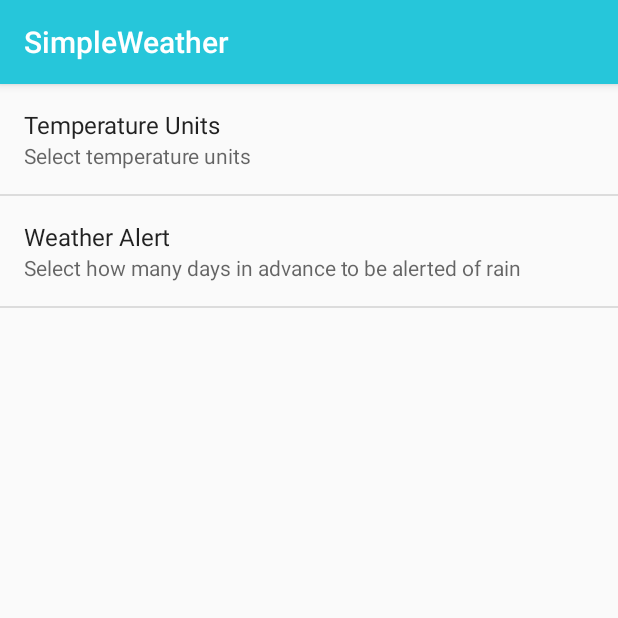
After one commit to hasansidd/SimpleWeather, an Android app: the SettingsActivity screen opened directly, with no data from a screen before it, on a phone screen of 412 x 824 dp, the top half of it. The commit adds this screen. Run offline under Robolectric (Android 15) with nearby library versions, the phone set to English and light mode, and no system bars.

Commit message:
added settings menu, updated to bundle notifications

```diff
--- a/app/build.gradle
+++ b/app/build.gradle
@@ -23,8 +23,8 @@ android {
         applicationId "com.siddapps.android.simpeweather"
         minSdkVersion 19
         targetSdkVersion 26
-        versionCode 15
-        versionName "2.3"
+        versionCode 16
+        versionName "2.4"
         testInstrumentationRunner "android.support.test.runner.AndroidJUnitRunner"
         vectorDrawables.useSupportLibrary = true
 
--- /dev/null
+++ b/app/src/main/java/com/siddapps/android/simpleweather/settings/SettingsActivity.java
@@ -0,0 +1,17 @@
+package com.siddapps.android.simpleweather.settings;
+
+import android.os.Bundle;
+import android.support.annotation.Nullable;
+import android.support.v7.app.AppCompatActivity;
+
+
+public class SettingsActivity extends AppCompatActivity {
+
+    @Override
+    protected void onCreate(@Nullable Bundle savedInstanceState) {
+        super.onCreate(savedInstanceState);
+        getFragmentManager().beginTransaction()
+                .replace(android.R.id.content, new SettingsFragment())
+                .commit();
+    }
+}
--- /dev/null
+++ b/app/src/main/java/com/siddapps/android/simpleweather/settings/SettingsFragment.java
@@ -0,0 +1,15 @@
+package com.siddapps.android.simpleweather.settings;
+
+import android.os.Bundle;
+import android.preference.PreferenceFragment;
+import android.support.annotation.Nullable;
+
+import com.siddapps.android.simpleweather.R;
+
+public class SettingsFragment extends PreferenceFragment {
+    @Override
+    public void onCreate(@Nullable Bundle savedInstanceState) {
+        super.onCreate(savedInstanceState);
+        addPreferencesFromResource(R.xml.preferences);
+    }
+}
--- a/app/src/main/res/menu/weather_detail_menu.xml
+++ b/app/src/main/res/menu/weather_detail_menu.xml
@@ -7,5 +7,9 @@
         android:title="@string/enable_weather_notification"
         android:icon="@drawable/alarm"
         app:showAsAction="always"/>
+    <item
+        android:id="@+id/settings"
+        android:title="@string/settings"
+        app:showAsAction="never"/>
 
 </menu>
--- a/app/src/main/res/menu/weather_menu.xml
+++ b/app/src/main/res/menu/weather_menu.xml
@@ -3,8 +3,8 @@
       xmlns:app="http://schemas.android.com/apk/res-auto">
 
     <item
-        android:id="@+id/temperature_setting"
-        android:title="Units (°F)"
-        app:showAsAction="ifRoom"/>
+        android:id="@+id/settings"
+        android:title="@string/settings"
+        app:showAsAction="never"/>
 
 </menu>
--- /dev/null
+++ b/app/src/main/res/values/arrays.xml
@@ -0,0 +1,29 @@
+<?xml version="1.0" encoding="utf-8"?>
+<resources>
+    <!-- List preference display values -->
+    <string-array name="pref_temp_entries">
+        <item>@string/units_f</item>
+        <item>@string/units_c</item>
+    </string-array>
+    <!-- List preference select values -->
+    <string-array name="pref_temp_values">
+        <item>@string/pref_temp_units_f</item>
+        <item>@string/pref_temp_units_c</item>
+    </string-array>
+
+    <string-array name="pref_alert_range_entries">
+        <item>@string/pref_alert_range_1</item>
+        <item>@string/pref_alert_range_2</item>
+        <item>@string/pref_alert_range_3</item>
+        <item>@string/pref_alert_range_4</item>
+        <item>@string/pref_alert_range_5</item>
+    </string-array>
+    <!-- List preference select values -->
+    <string-array name="pref_alert_range_values">
+        <item>@string/pref_alert_range_1</item>
+        <item>@string/pref_alert_range_2</item>
+        <item>@string/pref_alert_range_3</item>
+        <item>@string/pref_alert_range_4</item>
+        <item>@string/pref_alert_range_5</item>
+    </string-array>
+</resources>
--- a/app/src/main/res/values/strings.xml
+++ b/app/src/main/res/values/strings.xml
@@ -2,10 +2,31 @@
     <string name="app_name">SimpleWeather</string>
     <string name="weather_alert_title_single">Weather alert in 1 city</string>
     <string name="weather_alert_title">Weather alert in %1$d cities</string>
-    <string name="weather_alert_content">Rain in %1$s on %2$s\n</string>
-    <string name="units_c">Units (°C)</string>
-    <string name="units_f">Units (°F)</string>
+    <string name="weather_alert_content_individual">Rain on %1$s</string>
+    <string name="weather_alert_content_summnary">Rain in %1s on %2$s\n</string>
+    <string name="units_c">°C</string>
+    <string name="units_f">°F</string>
     <string name="add_new_city">Add a new city</string>
     <string name="disable_weather_notification">Disable weather notification</string>
     <string name="enable_weather_notification">Enable weather notification</string>
+    <string name="settings">Settings</string>
+
+    <string name="pref_temp_units_default">F</string>
+    <string name="pref_temp_units_f">F</string>
+    <string name="pref_temp_units_c">C</string>
+    <string name="pref_temp_units_dialog_title">Temperature Unit: </string>
+    <string name="pref_temp_units_key">tempunits</string>
+    <string name="pref_temp_units_summary">Select temperature units</string>
+    <string name="pref_temp_units_title">Temperature Units</string>
+
+    <string name="pref_alert_range_default">2</string>
+    <string name="pref_alert_range_1">1</string>
+    <string name="pref_alert_range_2">2</string>
+    <string name="pref_alert_range_3">3</string>
+    <string name="pref_alert_range_4">4</string>
+    <string name="pref_alert_range_5">5</string>
+    <string name="pref_alert_range_dialog_title">Days: </string>
+    <string name="pref_alert_range_key">alertrange</string>
+    <string name="pref_alert_range_summary">Select how many days in advance to be alerted of rain</string>
+    <string name="pref_alert_range_title">Weather Alert</string>
 </resources>
--- /dev/null
+++ b/app/src/main/res/xml/preferences.xml
@@ -0,0 +1,22 @@
+<?xml version="1.0" encoding="utf-8"?>
+<PreferenceScreen xmlns:android="http://schemas.android.com/apk/res/android">
+
+    <ListPreference
+        android:defaultValue="@string/pref_temp_units_default"
+        android:dialogTitle="@string/pref_temp_units_dialog_title"
+        android:entries="@array/pref_temp_entries"
+        android:entryValues="@array/pref_temp_values"
+        android:key="@string/pref_temp_units_key"
+        android:summary="@string/pref_temp_units_summary"
+        android:title="@string/pref_temp_units_title" />
+
+    <ListPreference
+        android:defaultValue="@string/pref_alert_range_default"
+        android:dialogTitle="@string/pref_alert_range_dialog_title"
+        android:entries="@array/pref_alert_range_entries"
+        android:entryValues="@array/pref_alert_range_values"
+        android:key="@string/pref_alert_range_key"
+        android:summary="@string/pref_alert_range_summary"
+        android:title="@string/pref_alert_range_title" />
+
+</PreferenceScreen>
```
Also changed, not shown: app/src/main/AndroidManifest.xml (+8 -3 lines), app/src/main/java/com/siddapps/android/simpleweather/data/WeatherStation.java (+4 -12 lines), app/src/main/java/com/siddapps/android/simpleweather/util/LocationUtil.java (+6 -16 lines), app/src/main/java/com/siddapps/android/simpleweather/weather/WeatherFragment.java (+4 -14 lines), app/src/main/java/com/siddapps/android/simpleweather/weatherdetail/WeatherDetailFragment.java (+7 -1 lines), app/src/main/java/com/siddapps/android/simpleweather/weatherjobs/WeatherFetchJob.java (+66 -34 lines), 1 other file.
